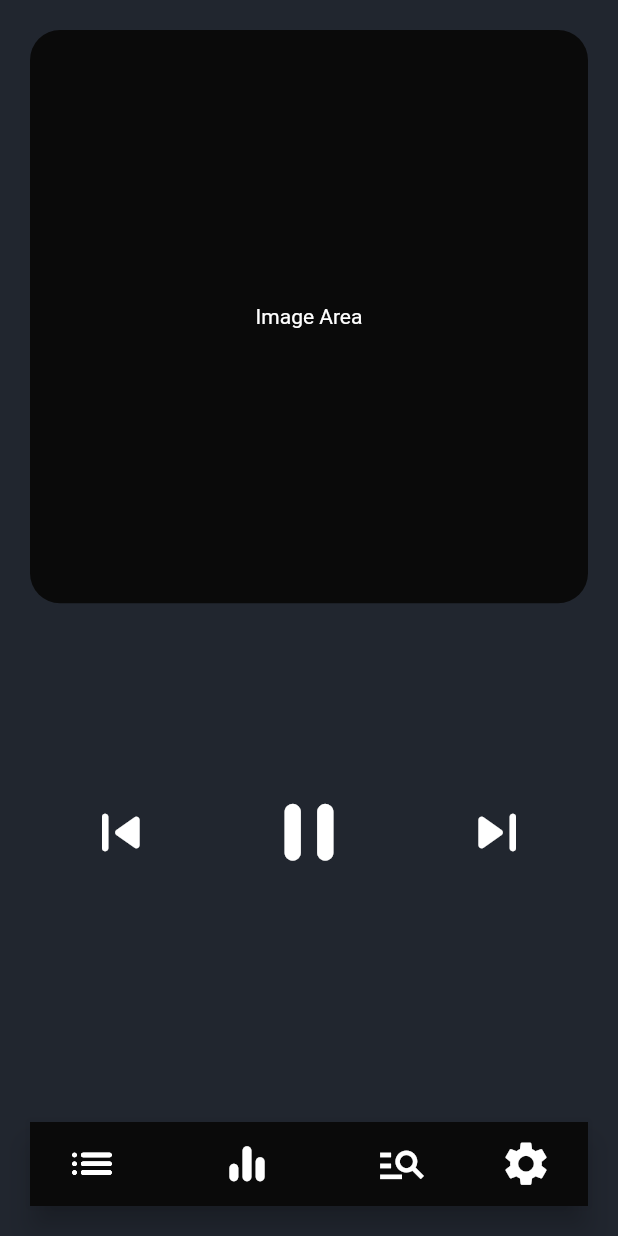
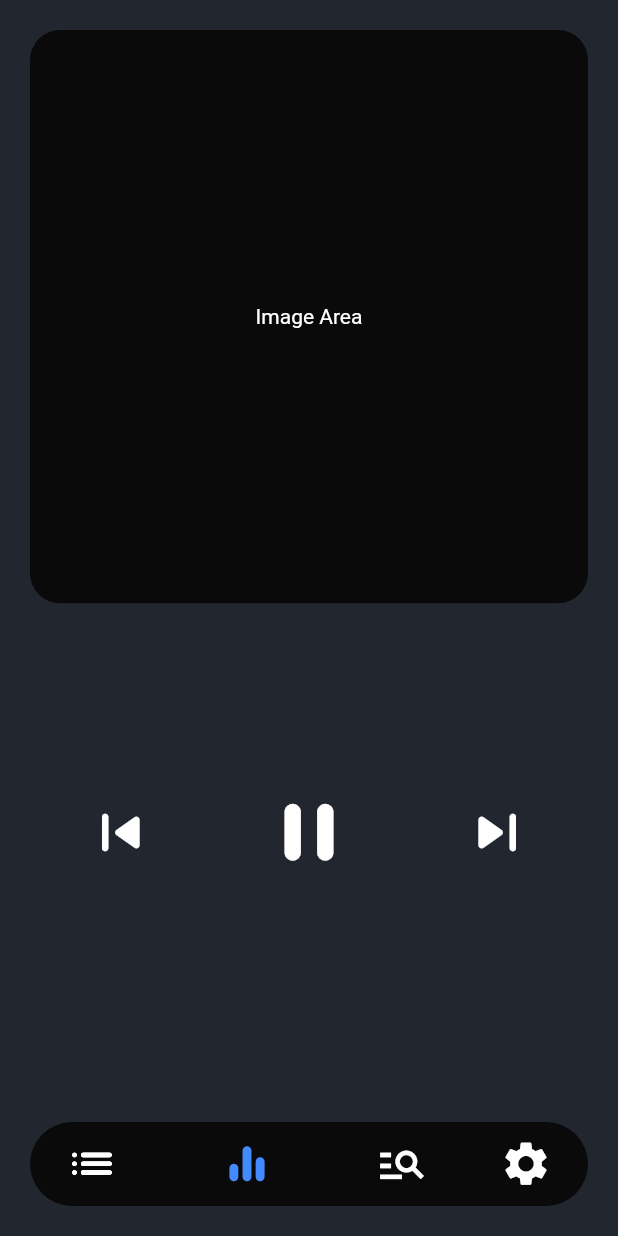
Before and after one commit to DhrupamP/Music-Player_flutter, a Flutter app: the screen it shows after launch, item 2 of the bottom bar chosen, on a phone screen of 412 x 824 dp. Run offline on Flutter 3.47's test engine with Material 2 defaults, Android fonts, the phone set to English and light mode, and no system bars; network calls fail.

Commit message:
Modify Navbar

```diff
--- a/lib/components/navigation_bar.dart
+++ b/lib/components/navigation_bar.dart
@@ -4,19 +4,15 @@ import 'package:music_player/screens/search_screen.dart';
 import 'package:music_player/utilities/style.dart';
 import 'package:music_player/screens/list_screen.dart';
 
-
 class NavigationBar extends StatefulWidget {
   const NavigationBar({Key? key}) : super(key: key);
-
-
 
   @override
   _NavigationBarState createState() => _NavigationBarState();
 }
 
 class _NavigationBarState extends State<NavigationBar> {
-
-  int _selectedIndex=0;
+  int _selectedIndex = 0;
   void onTabTapped(int index) {
     setState(() {
       _selectedIndex = index;
@@ -24,56 +20,58 @@ class _NavigationBarState extends State<NavigationBar> {
   }
 
   final List<Widget> children = [
-    ListScreen(),
+    const ListScreen(),
     HomeScreen(),
-    SearchScreen(),
+    const SearchScreen(),
   ];
 
   @override
   Widget build(BuildContext context) {
-    return  Scaffold(
+    return Scaffold(
       backgroundColor: kPrimaryColor,
       body: children[_selectedIndex],
       bottomNavigationBar: Container(
-
-        decoration: BoxDecoration(
-          borderRadius: BorderRadius.all(Radius.circular(15)),
-
+        decoration: const BoxDecoration(
+          borderRadius: BorderRadius.all(Radius.circular(15.0)),
         ),
-
-        margin: EdgeInsets.all(20),
+        margin: const EdgeInsets.all(20),
+        child: ClipRRect(
+          borderRadius: const BorderRadius.all(Radius.circular(35.0)),
           child: BottomNavigationBar(
             selectedFontSize: 0.0,
             unselectedFontSize: 0.0,
-
+            // ignore: prefer_const_literals_to_create_immutables
             items: <BottomNavigationBarItem>[
-            BottomNavigationBarItem(
+              const BottomNavigationBarItem(
                 backgroundColor: kSecondaryColor,
-              icon: Icon(Icons.list_rounded,color: Colors.white,size: 35),
+                icon: Icon(Icons.list_rounded, size: 35),
                 label: '',
               ),
-            BottomNavigationBarItem(
+              const BottomNavigationBarItem(
                 backgroundColor: kSecondaryColor,
-              icon: Icon(Icons.equalizer_rounded,color: Colors.white,size: 35,),
+                icon: Icon(
+                  Icons.equalizer_rounded,
+                  size: 35,
+                ),
                 label: '',
               ),
-            BottomNavigationBarItem(
+              const BottomNavigationBarItem(
                 backgroundColor: kSecondaryColor,
-              icon: Icon(Icons.manage_search, color: Colors.white,size: 35),
+                icon: Icon(Icons.manage_search, size: 35),
                 label: '',
               ),
-            BottomNavigationBarItem(
+              const BottomNavigationBarItem(
                 backgroundColor: kSecondaryColor,
-              icon: Icon(Icons.settings,color: Colors.white,size: 35),
+                icon: Icon(Icons.settings, size: 35),
                 label: '',
               ),
             ],
             currentIndex: _selectedIndex,
+            fixedColor: Colors.blueAccent,
             onTap: onTabTapped,
           ),
-
-// >>>>>>> Stashed changes
         ),
-    );;
+      ),
+    );
   }
 }
--- a/lib/main.dart
+++ b/lib/main.dart
@@ -5,10 +5,9 @@ import 'package:music_player/screens/list_screen.dart';
 import 'package:music_player/screens/home_screen.dart';
 import 'package:music_player/screens/search_screen.dart';
 import 'package:music_player/utilities/constants.dart';
-import 'utilities/style.dart';
 
 void main() {
-  runApp( MyApp());
+  runApp(const MyApp());
 }
 
 class MyApp extends StatefulWidget {
@@ -19,23 +18,14 @@ class MyApp extends StatefulWidget {
 }
 
 class _MyAppState extends State<MyApp> {
-
   @override
   Widget build(BuildContext context) {
-    return MaterialApp(
-      home: SplashScreen(),
-      routes: <String, WidgetBuilder>{
-        SPLASH_SCREEN: (BuildContext context) => SplashScreen(),
-
-        HOME_SCREEN: (BuildContext context) => HomeScreen(),
-        SEARCH_SCREEN: (BuildContext context) => const SearchScreen(),
-        LIST_SCREEN: (BuildContext context) =>  ListScreen(),
-        NAVIGATION_BAR: (BuildContext context) => NavigationBar(),
-
-      }
-
-        //GRID_ITEM_DETAILS_SCREEN: (BuildContext context) => GridItemDetails(),
-
-    );
+    return MaterialApp(home: SplashScreen(), routes: <String, WidgetBuilder>{
+      SPLASH_SCREEN: (BuildContext context) => SplashScreen(),
+      HOME_SCREEN: (BuildContext context) => HomeScreen(),
+      SEARCH_SCREEN: (BuildContext context) => const SearchScreen(),
+      LIST_SCREEN: (BuildContext context) => const ListScreen(),
+      NAVIGATION_BAR: (BuildContext context) => const NavigationBar(),
+    });
   }
 }
--- a/lib/screens/home_screen.dart
+++ b/lib/screens/home_screen.dart
@@ -1,8 +1,6 @@
 import 'package:flutter/cupertino.dart';
 import 'package:flutter/material.dart';
-import 'package:music_player/utilities/constants.dart';
 import 'package:music_player/utilities/style.dart';
-import 'package:music_player/components/navigation_bar.dart';
 
 // ignore: use_key_in_widget_constructors
 class HomeScreen extends StatelessWidget {
--- a/lib/utilities/constants.dart
+++ b/lib/utilities/constants.dart
@@ -1,10 +1,10 @@
 // ignore: non_constant_identifier_names
-String SPLASH_SCREEN='SPLASH_SCREEN';
+String SPLASH_SCREEN = 'SPLASH_SCREEN';
 // ignore: non_constant_identifier_names
-String HOME_SCREEN='HOME_SCREEN';
+String HOME_SCREEN = 'HOME_SCREEN';
 // ignore: non_constant_identifier_names
-String SEARCH_SCREEN='SEARCH_SCREEN';
-
-String LIST_SCREEN= 'LIST_SCREEN';
-
-String NAVIGATION_BAR= 'NAVIGATION_BAR';
+String SEARCH_SCREEN = 'SEARCH_SCREEN';
+// ignore: non_constant_identifier_names
+String LIST_SCREEN = 'LIST_SCREEN';
+// ignore: non_constant_identifier_names
+String NAVIGATION_BAR = 'NAVIGATION_BAR';
```
Lines whose indentation alone changed are shown as unchanged.
